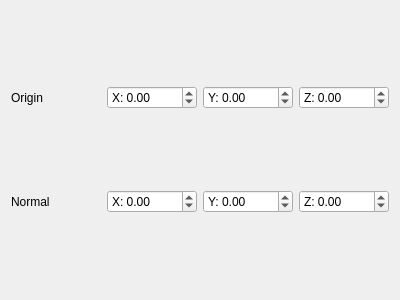
The window that source/Filters/clipfilteroption.ui (seasea128/SpecTech) describes before a commit, drawn with Qt 5.
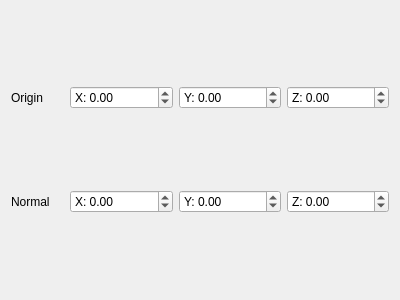
The same window after the commit.

The edit to the form file:
```diff
--- a/source/Filters/clipfilteroption.ui
+++ b/source/Filters/clipfilteroption.ui
@@ -29,10 +29,10 @@
         <string>X: </string>
        </property>
        <property name="minimum">
-        <double>-100.000000000000000</double>
+        <double>-1000000.000000000000000</double>
        </property>
        <property name="maximum">
-        <double>100.000000000000000</double>
+        <double>1000000.000000000000000</double>
        </property>
        <property name="singleStep">
         <double>0.010000000000000</double>
@@ -45,10 +45,10 @@
         <string>Y: </string>
        </property>
        <property name="minimum">
-        <double>-100.000000000000000</double>
+        <double>-1000000.000000000000000</double>
        </property>
        <property name="maximum">
-        <double>100.000000000000000</double>
+        <double>1000000.000000000000000</double>
        </property>
        <property name="singleStep">
         <double>0.010000000000000</double>
@@ -61,10 +61,10 @@
         <string>Z: </string>
        </property>
        <property name="minimum">
-        <double>-100.000000000000000</double>
+        <double>-1000000.000000000000000</double>
        </property>
        <property name="maximum">
-        <double>100.000000000000000</double>
+        <double>1000000.000000000000000</double>
        </property>
        <property name="singleStep">
         <double>0.010000000000000</double>
@@ -88,10 +88,10 @@
         <string>X: </string>
        </property>
        <property name="minimum">
-        <double>-100.000000000000000</double>
+        <double>-1000000.000000000000000</double>
        </property>
        <property name="maximum">
-        <double>100.000000000000000</double>
+        <double>1000000.000000000000000</double>
        </property>
        <property name="singleStep">
         <double>0.010000000000000</double>
@@ -104,10 +104,10 @@
         <string>Y: </string>
        </property>
        <property name="minimum">
-        <double>-100.000000000000000</double>
+        <double>-1000000.000000000000000</double>
        </property>
        <property name="maximum">
-        <double>100.000000000000000</double>
+        <double>1000000.000000000000000</double>
        </property>
        <property name="singleStep">
         <double>0.010000000000000</double>
@@ -120,10 +120,10 @@
         <string>Z: </string>
        </property>
        <property name="minimum">
-        <double>-100.000000000000000</double>
+        <double>-1000000.000000000000000</double>
        </property>
        <property name="maximum">
-        <double>100.000000000000000</double>
+        <double>1000000.000000000000000</double>
        </property>
        <property name="singleStep">
         <double>0.010000000000000</double>
```
